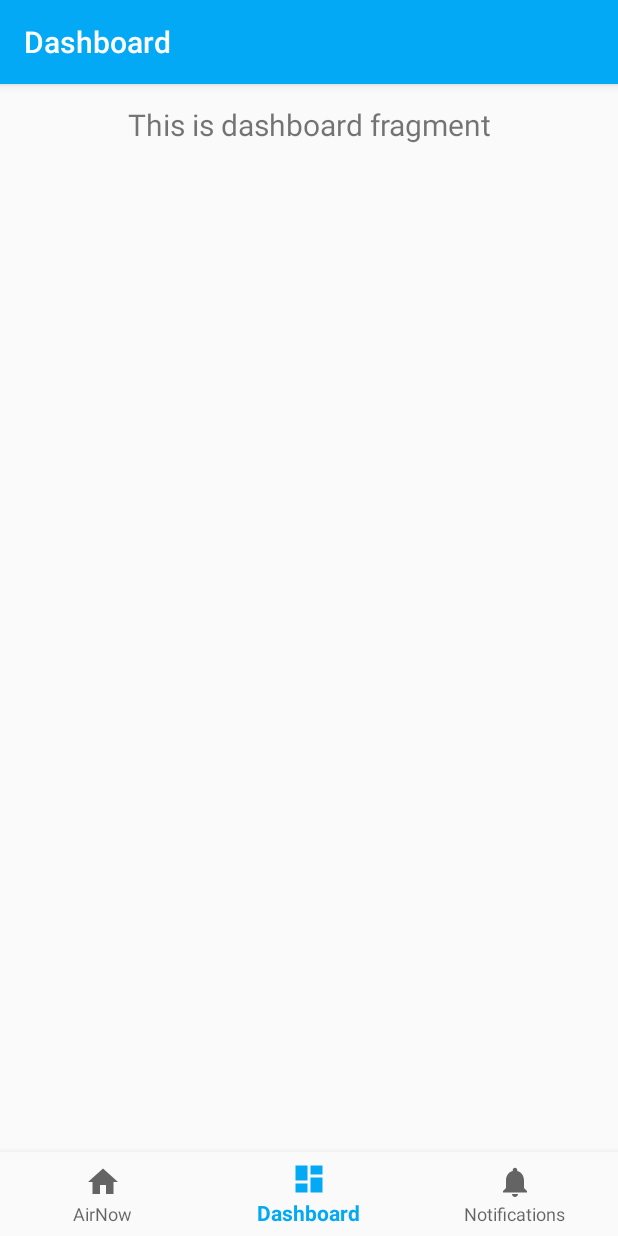
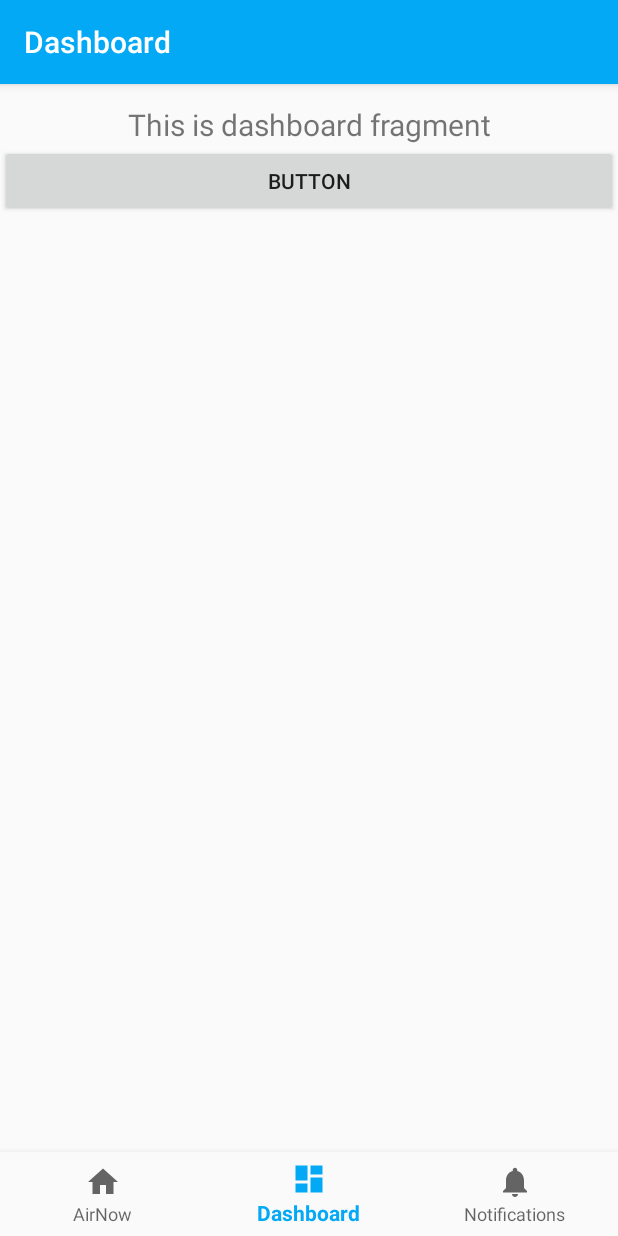
Before and after one commit to tiendat77/AirNow-app, an Android app: the DashboardFragment screen opened through its navigation route, on a phone screen of 412 x 824 dp. Run offline under Robolectric (Android 15) with nearby library versions, the phone set to English and light mode, and no system bars; our stand-ins replace navigation-ui.

Commit message:
update code

```diff
--- a/app/build.gradle
+++ b/app/build.gradle
@@ -35,6 +35,8 @@ dependencies {
     //3rd party dependencies
     implementation 'com.github.markushi:circlebutton:1.1'
     implementation 'com.squareup.retrofit2:retrofit:2.5.0'
+    implementation 'com.google.code.gson:gson:2.8.5'
+    implementation 'com.squareup.retrofit2:converter-gson:2.5.0'
 
     testImplementation 'junit:junit:4.12'
     androidTestImplementation 'androidx.test.ext:junit:1.1.1'
--- /dev/null
+++ b/app/src/main/java/uit/thesis/airnow/retrofit/DataClient.java
@@ -0,0 +1,16 @@
+package uit.thesis.airnow.retrofit;
+
+import retrofit2.Call;
+import retrofit2.http.Field;
+import retrofit2.http.FormUrlEncoded;
+import retrofit2.http.GET;
+import retrofit2.http.POST;
+import retrofit2.http.Part;
+import retrofit2.http.Path;
+import retrofit2.http.Query;
+
+public interface DataClient {
+
+    @GET("airdata")
+    Call<String> getForecast(@Query("range") int range);
+}
--- a/app/src/main/res/layout/fragment_dashboard.xml
+++ b/app/src/main/res/layout/fragment_dashboard.xml
@@ -22,6 +22,12 @@
             app:layout_constraintStart_toStartOf="parent"
             app:layout_constraintTop_toTopOf="parent" />
 
+        <Button
+            android:id="@+id/button"
+            android:layout_width="match_parent"
+            android:layout_height="wrap_content"
+            android:text="Button" />
+
 
     </LinearLayout>
 </androidx.constraintlayout.widget.ConstraintLayout>
```
Also changed, not shown: app/src/main/java/uit/thesis/airnow/retrofit/APIUtils.java (added, +10 -0 lines), app/src/main/java/uit/thesis/airnow/retrofit/RetrofitClient.java (added, +31 -0 lines), app/src/main/java/uit/thesis/airnow/ui/dashboard/DashboardFragment.java (+31 -0 lines).
